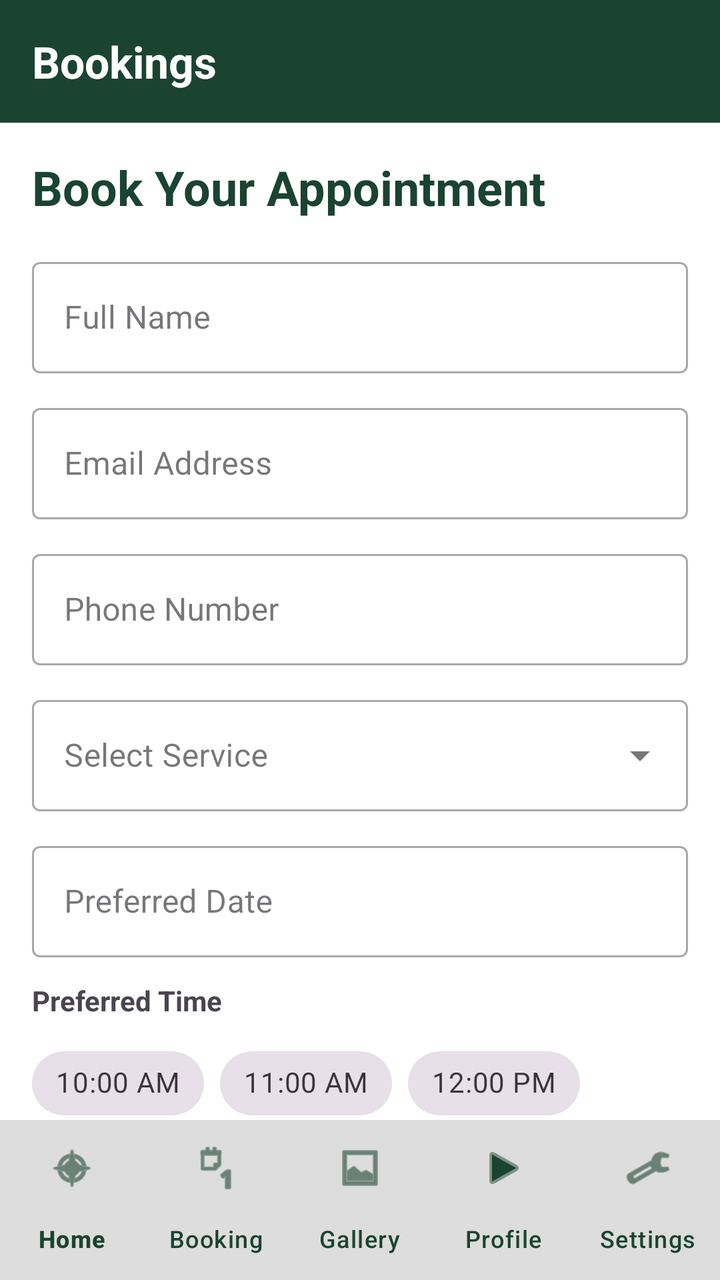
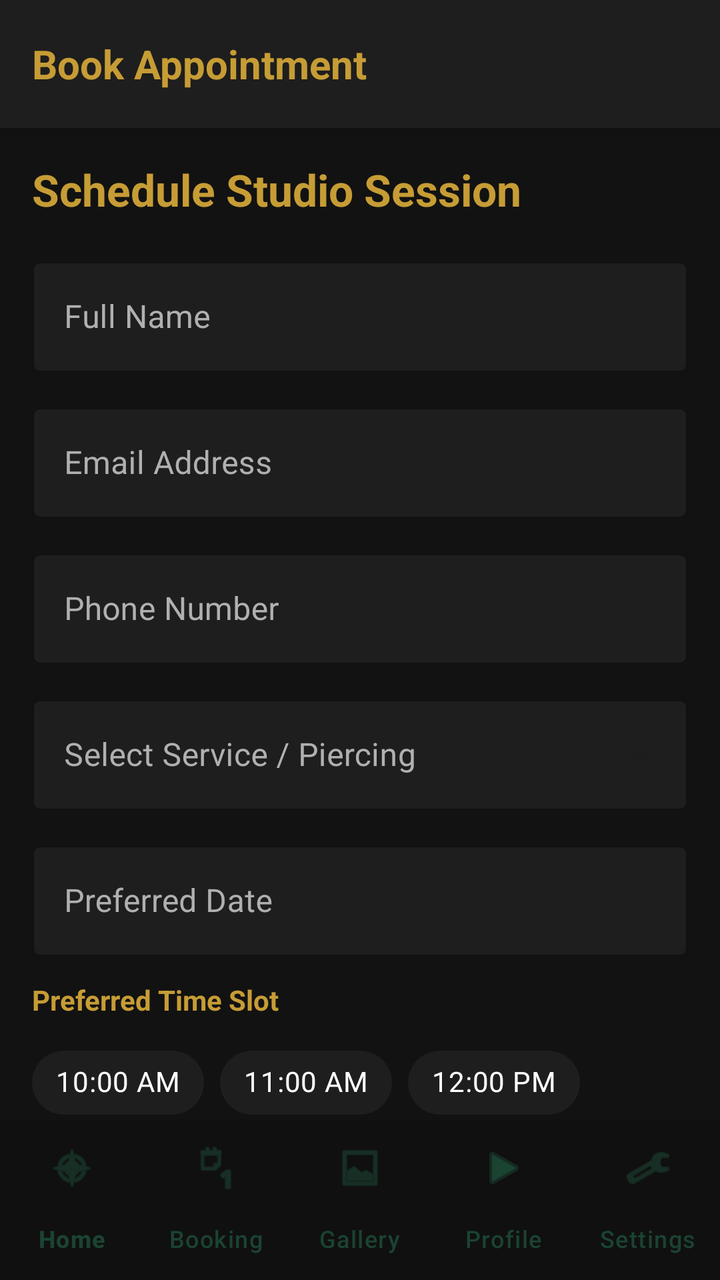

The first picture is an Android layout as it rendered before a commit; the second is the same layout after the commit. The layout source and the unified diff follow.
<!-- AndroidManifest.xml: application theme Theme.Moes -->
<!-- res/layout/activity_booking_screen.xml -->
<?xml version="1.0" encoding="utf-8"?>
<RelativeLayout xmlns:android="http://schemas.android.com/apk/res/android"
    xmlns:app="http://schemas.android.com/apk/res-auto"
    xmlns:tools="http://schemas.android.com/tools"
    android:id="@+id/main"
    android:layout_width="match_parent"
    android:layout_height="match_parent"
    android:background="@color/white"
    tools:context=".BookingScreen">

    <RelativeLayout
        android:id="@+id/navBar"
        android:layout_width="match_parent"
        android:layout_height="wrap_content"
        android:padding="16dp"
        android:background="@color/moes_forest_green">

        <TextView
            android:layout_width="wrap_content"
            android:layout_height="wrap_content"
            android:text="Bookings"
            android:textColor="@color/white"
            android:textSize="22sp"
            android:textStyle="bold" />
    </RelativeLayout>

    <com.google.android.material.bottomnavigation.BottomNavigationView
        android:id="@+id/bottomNavigation"
        android:layout_width="match_parent"
        android:layout_height="wrap_content"
        android:layout_alignParentBottom="true"
        android:background="#22000000"
        app:itemIconTint="@color/moes_forest_green"
        app:itemTextColor="@color/moes_forest_green"
        app:labelVisibilityMode="labeled"
        app:menu="@menu/bottom_nav_menu" />

    <androidx.core.widget.NestedScrollView
        android:layout_width="match_parent"
        android:layout_height="match_parent"
        android:layout_below="@id/navBar"
        android:layout_above="@id/bottomNavigation"
        android:fillViewport="true">

        <LinearLayout
            android:layout_width="match_parent"
            android:layout_height="wrap_content"
            android:orientation="vertical"
            android:padding="16dp">

            <TextView
                android:layout_width="wrap_content"
                android:layout_height="wrap_content"
                android:text="Book Your Appointment"
                android:textColor="@color/moes_forest_green"
                android:textSize="24sp"
                android:textStyle="bold"
                android:layout_marginBottom="16dp" />

            
            <com.google.android.material.textfield.TextInputLayout
                style="@style/Widget.MaterialComponents.TextInputLayout.OutlinedBox"
                android:layout_width="match_parent"
                android:layout_height="wrap_content"
                android:hint="Full Name"
                android:layout_marginBottom="12dp">
                <com.google.android.material.textfield.TextInputEditText
                    android:id="@+id/etName"
                    android:layout_width="match_parent"
                    android:layout_height="wrap_content"
                    android:focusable="false"
                    android:clickable="false" />
            </com.google.android.material.textfield.TextInputLayout>

            
            <com.google.android.material.textfield.TextInputLayout
                style="@style/Widget.MaterialComponents.TextInputLayout.OutlinedBox"
                android:layout_width="match_parent"
                android:layout_height="wrap_content"
                android:hint="Email Address"
                android:layout_marginBottom="12dp">
                <com.google.android.material.textfield.TextInputEditText
                    android:id="@+id/etEmail"
                    android:layout_width="match_parent"
                    android:layout_height="wrap_content"
                    android:focusable="false"
                    android:clickable="false" />
            </com.google.android.material.textfield.TextInputLayout>

            
            <com.google.android.material.textfield.TextInputLayout
                style="@style/Widget.MaterialComponents.TextInputLayout.OutlinedBox"
                android:layout_width="match_parent"
                android:layout_height="wrap_content"
                android:hint="Phone Number"
                android:layout_marginBottom="12dp">
                <com.google.android.material.textfield.TextInputEditText
                    android:id="@+id/etPhone"
                    android:layout_width="match_parent"
                    android:layout_height="wrap_content"
                    android:inputType="phone" />
            </com.google.android.material.textfield.TextInputLayout>

            
            <com.google.android.material.textfield.TextInputLayout
                style="@style/Widget.MaterialComponents.TextInputLayout.OutlinedBox.ExposedDropdownMenu"
                android:layout_width="match_parent"
                android:layout_height="wrap_content"
                android:hint="Select Service"
                android:layout_marginBottom="12dp">
                <AutoCompleteTextView
                    android:id="@+id/spinnerService"
                    android:layout_width="match_parent"
                    android:layout_height="wrap_content"
                    android:inputType="none" />
            </com.google.android.material.textfield.TextInputLayout>

            
            <com.google.android.material.textfield.TextInputLayout
                style="@style/Widget.MaterialComponents.TextInputLayout.OutlinedBox"
                android:layout_width="match_parent"
                android:layout_height="wrap_content"
                android:hint="Preferred Date"
                android:layout_marginBottom="12dp">
                <com.google.android.material.textfield.TextInputEditText
                    android:id="@+id/etDate"
                    android:layout_width="match_parent"
                    android:layout_height="wrap_content"
                    android:focusable="false"
                    android:clickable="true" />
            </com.google.android.material.textfield.TextInputLayout>


            <TextView
                android:layout_width="wrap_content"
                android:layout_height="wrap_content"
                android:text="Preferred Time"
                android:textStyle="bold"
                android:layout_marginBottom="8dp"/>

            <com.google.android.material.chip.ChipGroup
                android:id="@+id/chipGroupTime"
                android:layout_width="match_parent"
                android:layout_height="wrap_content"
                app:singleSelection="true"
                android:layout_marginBottom="12dp">
                <com.google.android.material.chip.Chip android:id="@+id/chip1" style="@style/Widget.MaterialComponents.Chip.Choice" android:layout_width="wrap_content" android:layout_height="wrap_content" android:text="10:00 AM"/>
                <com.google.android.material.chip.Chip android:id="@+id/chip2" style="@style/Widget.MaterialComponents.Chip.Choice" android:layout_width="wrap_content" android:layout_height="wrap_content" android:text="11:00 AM"/>
                <com.google.android.material.chip.Chip style="@style/Widget.MaterialComponents.Chip.Choice" android:layout_width="wrap_content" android:layout_height="wrap_content" android:text="12:00 PM"/>
                <com.google.android.material.chip.Chip style="@style/Widget.MaterialComponents.Chip.Choice" android:layout_width="wrap_content" android:layout_height="wrap_content" android:text="1:00 PM"/>
                <com.google.android.material.chip.Chip style="@style/Widget.MaterialComponents.Chip.Choice" android:layout_width="wrap_content" android:layout_height="wrap_content" android:text="2:00 PM"/>
                <com.google.android.material.chip.Chip style="@style/Widget.MaterialComponents.Chip.Choice" android:layout_width="wrap_content" android:layout_height="wrap_content" android:text="3:00 PM"/>
            </com.google.android.material.chip.ChipGroup>

            
            <com.google.android.material.textfield.TextInputLayout
                style="@style/Widget.MaterialComponents.TextInputLayout.OutlinedBox"
                android:layout_width="match_parent"
                android:layout_height="wrap_content"
                android:hint="Additional Notes"
                android:layout_marginBottom="12dp">
                <com.google.android.material.textfield.TextInputEditText
                    android:id="@+id/etNotes"
                    android:layout_width="match_parent"
                    android:layout_height="wrap_content"
                    android:gravity="top"
                    android:inputType="textMultiLine"
                    android:lines="3" />
            </com.google.android.material.textfield.TextInputLayout>

            

            <com.google.android.material.checkbox.MaterialCheckBox
                android:id="@+id/cbAgree"
                android:layout_width="match_parent"
                android:layout_height="wrap_content"
                android:layout_marginBottom="24dp"
                android:text="I agree to the aftercare instructions" />

            <View
                android:layout_width="match_parent"
                android:layout_height="1dp"
                android:background="#DDDDDD"
                android:layout_marginBottom="24dp"/>



            <Button
                android:id="@+id/btnConfirmBooking"
                android:layout_width="match_parent"
                android:layout_height="56dp"
                android:backgroundTint="@color/moes_forest_green"
                android:text="@string/booking"
                android:textColor="@color/white"
                app:cornerRadius="12dp" />

        </LinearLayout>
    </androidx.core.widget.NestedScrollView>
</RelativeLayout>
<!-- resources referenced by this layout -->
<resources>
  <color name="moes_forest_green">#1B4332</color>
  <color name="white">#FFFFFF</color>
  <string name="booking">Booking</string>
  <style name="Theme.Moes" parent="Theme.Material3.DayNight.NoActionBar">
      
      <item name="colorPrimary">@color/moes_forest_green</item>
      <item name="colorOnPrimary">@color/moes_gold</item>
  
      
      <item name="colorSecondary">@color/moes_gold</item>
      <item name="colorOnSecondary">@color/white</item>
  
      
      <item name="android:windowBackground">@color/moes_cream</item>
      <item name="android:statusBarColor">@color/moes_dark_header</item>
  </style>
  <color name="moes_gold">#C69C35</color>
  <color name="moes_cream">#FDFCF0</color>
  <color name="moes_dark_header">#121212</color>
</resources>

<!-- the commit's change to res/layout/activity_booking_screen.xml (unified diff, before → after) -->
@@ -5,25 +5,29 @@
     android:id="@+id/main"
     android:layout_width="match_parent"
     android:layout_height="match_parent"
-    android:background="@color/white"
+    android:background="@color/dark_bg"
     tools:context=".BookingScreen">
 
+    
     <RelativeLayout
         android:id="@+id/navBar"
         android:layout_width="match_parent"
-        android:layout_height="wrap_content"
-        android:padding="16dp"
-        android:background="@color/moes_forest_green">
+        android:layout_height="64dp"
+        android:background="@color/dark_surface"
+        android:elevation="4dp"
+        android:paddingHorizontal="16dp">
 
         <TextView
             android:layout_width="wrap_content"
             android:layout_height="wrap_content"
-            android:text="Bookings"
-            android:textColor="@color/white"
-            android:textSize="22sp"
+            android:layout_centerVertical="true"
+            android:text="Book Appointment"
+            android:textColor="@color/moes_gold"
+            android:textSize="20sp"
             android:textStyle="bold" />
     </RelativeLayout>
 
+    
     <com.google.android.material.bottomnavigation.BottomNavigationView
         android:id="@+id/bottomNavigation"
         android:layout_width="match_parent"
@@ -38,8 +42,8 @@
     <androidx.core.widget.NestedScrollView
         android:layout_width="match_parent"
         android:layout_height="match_parent"
+        android:layout_above="@id/bottomNavigation"
         android:layout_below="@id/navBar"
-        android:layout_above="@id/bottomNavigation"
         android:fillViewport="true">
 
         <LinearLayout
@@ -51,54 +55,72 @@
             <TextView
                 android:layout_width="wrap_content"
                 android:layout_height="wrap_content"
-                android:text="Book Your Appointment"
-                android:textColor="@color/moes_forest_green"
-                android:textSize="24sp"
-                android:textStyle="bold"
-                android:layout_marginBottom="16dp" />
-
-            
-            <com.google.android.material.textfield.TextInputLayout
-                style="@style/Widget.MaterialComponents.TextInputLayout.OutlinedBox"
-                android:layout_width="match_parent"
-                android:layout_height="wrap_content"
+                android:layout_marginBottom="16dp"
+                android:text="Schedule Studio Session"
+                android:textColor="@color/moes_gold"
+                android:textSize="22sp"
+                android:textStyle="bold" />
+
+            
+            <com.google.android.material.textfield.TextInputLayout
+                style="@style/Widget.MaterialComponents.TextInputLayout.OutlinedBox"
+                android:layout_width="match_parent"
+                android:layout_height="wrap_content"
+                android:layout_marginBottom="12dp"
                 android:hint="Full Name"
-                android:layout_marginBottom="12dp">
+                android:textColorHint="#B0B0B0"
+                app:boxBackgroundColor="@color/dark_surface"
+                app:boxStrokeColor="@color/moes_gold"
+                app:hintTextColor="@color/moes_gold">
+
                 <com.google.android.material.textfield.TextInputEditText
                     android:id="@+id/etName"
                     android:layout_width="match_parent"
                     android:layout_height="wrap_content"
+                    android:clickable="false"
                     android:focusable="false"
-                    android:clickable="false" />
-            </com.google.android.material.textfield.TextInputLayout>
-
-            
-            <com.google.android.material.textfield.TextInputLayout
-                style="@style/Widget.MaterialComponents.TextInputLayout.OutlinedBox"
-                android:layout_width="match_parent"
-                android:layout_height="wrap_content"
+                    android:textColor="@color/white" />
+            </com.google.android.material.textfield.TextInputLayout>
+
+            
+            <com.google.android.material.textfield.TextInputLayout
+                style="@style/Widget.MaterialComponents.TextInputLayout.OutlinedBox"
+                android:layout_width="match_parent"
+                android:layout_height="wrap_content"
+                android:layout_marginBottom="12dp"
                 android:hint="Email Address"
-                android:layout_marginBottom="12dp">
+                android:textColorHint="#B0B0B0"
+                app:boxBackgroundColor="@color/dark_surface"
+                app:boxStrokeColor="@color/moes_gold"
+                app:hintTextColor="@color/moes_gold">
+
                 <com.google.android.material.textfield.TextInputEditText
                     android:id="@+id/etEmail"
                     android:layout_width="match_parent"
                     android:layout_height="wrap_content"
+                    android:clickable="false"
                     android:focusable="false"
-                    android:clickable="false" />
-            </com.google.android.material.textfield.TextInputLayout>
-
-            
-            <com.google.android.material.textfield.TextInputLayout
-                style="@style/Widget.MaterialComponents.TextInputLayout.OutlinedBox"
-                android:layout_width="match_parent"
-                android:layout_height="wrap_content"
+                    android:textColor="@color/white" />
+            </com.google.android.material.textfield.TextInputLayout>
+
+            
+            <com.google.android.material.textfield.TextInputLayout
+                style="@style/Widget.MaterialComponents.TextInputLayout.OutlinedBox"
+                android:layout_width="match_parent"
+                android:layout_height="wrap_content"
+                android:layout_marginBottom="12dp"
                 android:hint="Phone Number"
-                android:layout_marginBottom="12dp">
+                android:textColorHint="#B0B0B0"
+                app:boxBackgroundColor="@color/dark_surface"
+                app:boxStrokeColor="@color/moes_gold"
+                app:hintTextColor="@color/moes_gold">
+
                 <com.google.android.material.textfield.TextInputEditText
                     android:id="@+id/etPhone"
                     android:layout_width="match_parent"
                     android:layout_height="wrap_content"
-                    android:inputType="phone" />
+                    android:inputType="phone"
+                    android:textColor="@color/white" />
             </com.google.android.material.textfield.TextInputLayout>
 
             
@@ -106,50 +128,118 @@
                 style="@style/Widget.MaterialComponents.TextInputLayout.OutlinedBox.ExposedDropdownMenu"
                 android:layout_width="match_parent"
                 android:layout_height="wrap_content"
-                android:hint="Select Service"
-                android:layout_marginBottom="12dp">
+                android:layout_marginBottom="12dp"
+                android:hint="Select Service / Piercing"
+                android:textColorHint="#B0B0B0"
+                app:boxBackgroundColor="@color/dark_surface"
+                app:boxStrokeColor="@color/moes_gold"
+                app:hintTextColor="@color/moes_gold">
+
                 <AutoCompleteTextView
                     android:id="@+id/spinnerService"
                     android:layout_width="match_parent"
                     android:layout_height="wrap_content"
-                    android:inputType="none" />
-            </com.google.android.material.textfield.TextInputLayout>
-
-            
-            <com.google.android.material.textfield.TextInputLayout
-                style="@style/Widget.MaterialComponents.TextInputLayout.OutlinedBox"
-                android:layout_width="match_parent"
-                android:layout_height="wrap_content"
+                    android:inputType="none"
+                    android:textColor="@color/white" />
+            </com.google.android.material.textfield.TextInputLayout>
+
+            
+            <com.google.android.material.textfield.TextInputLayout
+                style="@style/Widget.MaterialComponents.TextInputLayout.OutlinedBox"
+                android:layout_width="match_parent"
+                android:layout_height="wrap_content"
+                android:layout_marginBottom="12dp"
                 android:hint="Preferred Date"
-                android:layout_marginBottom="12dp">
+                android:textColorHint="#B0B0B0"
+                app:boxBackgroundColor="@color/dark_surface"
+                app:boxStrokeColor="@color/moes_gold"
+                app:hintTextColor="@color/moes_gold">
+
                 <com.google.android.material.textfield.TextInputEditText
                     android:id="@+id/etDate"
                     android:layout_width="match_parent"
                     android:layout_height="wrap_content"
+                    android:clickable="true"
                     android:focusable="false"
-                    android:clickable="true" />
-            </com.google.android.material.textfield.TextInputLayout>
-
+                    android:textColor="@color/white" />
+            </com.google.android.material.textfield.TextInputLayout>
 
             <TextView
                 android:layout_width="wrap_content"
                 android:layout_height="wrap_content"
-                android:text="Preferred Time"
-                android:textStyle="bold"
-                android:layout_marginBottom="8dp"/>
+                android:layout_marginBottom="8dp"
+                android:text="Preferred Time Slot"
+                android:textColor="@color/moes_gold"
+                android:textSize="14sp"
+                android:textStyle="bold" />
 
             <com.google.android.material.chip.ChipGroup
                 android:id="@+id/chipGroupTime"
                 android:layout_width="match_parent"
                 android:layout_height="wrap_content"
-                app:singleSelection="true"
-                android:layout_marginBottom="12dp">
-                <com.google.android.material.chip.Chip android:id="@+id/chip1" style="@style/Widget.MaterialComponents.Chip.Choice" android:layout_width="wrap_content" android:layout_height="wrap_content" android:text="10:00 AM"/>
-                <com.google.android.material.chip.Chip android:id="@+id/chip2" style="@style/Widget.MaterialComponents.Chip.Choice" android:layout_width="wrap_content" android:layout_height="wrap_content" android:text="11:00 AM"/>
-                <com.google.android.material.chip.Chip style="@style/Widget.MaterialComponents.Chip.Choice" android:layout_width="wrap_content" android:layout_height="wrap_content" android:text="12:00 PM"/>
-                <com.google.android.material.chip.Chip style="@style/Widget.MaterialComponents.Chip.Choice" android:layout_width="wrap_content" android:layout_height="wrap_content" android:text="1:00 PM"/>
-                <com.google.android.material.chip.Chip style="@style/Widget.MaterialComponents.Chip.Choice" android:layout_width="wrap_content" android:layout_height="wrap_content" android:text="2:00 PM"/>
-                <com.google.android.material.chip.Chip style="@style/Widget.MaterialComponents.Chip.Choice" android:layout_width="wrap_content" android:layout_height="wrap_content" android:text="3:00 PM"/>
+                android:layout_marginBottom="16dp"
+                app:singleSelection="true">
+
+                <com.google.android.material.chip.Chip
+                    android:id="@+id/chip1"
+                    style="@style/Widget.MaterialComponents.Chip.Choice"
+                    android:layout_width="wrap_content"
+                    android:layout_height="wrap_content"
+                    android:text="10:00 AM"
+                    android:textColor="@color/white"
+                    app:chipBackgroundColor="@color/dark_surface"
+                    app:chipStrokeColor="@color/moes_gold" />
+
+                <com.google.android.material.chip.Chip
+                    android:id="@+id/chip2"
+                    style="@style/Widget.MaterialComponents.Chip.Choice"
+                    android:layout_width="wrap_content"
+                    android:layout_height="wrap_content"
+                    android:text="11:00 AM"
+                    android:textColor="@color/white"
+                    app:chipBackgroundColor="@color/dark_surface"
+                    app:chipStrokeColor="@color/moes_gold" />
+
+                <com.google.android.material.chip.Chip
+                    android:id="@+id/chip3"
+                    style="@style/Widget.MaterialComponents.Chip.Choice"
+                    android:layout_width="wrap_content"
+                    android:layout_height="wrap_content"
+                    android:text="12:00 PM"
+                    android:textColor="@color/white"
+                    app:chipBackgroundColor="@color/dark_surface"
+                    app:chipStrokeColor="@color/moes_gold" />
+
+                <com.google.android.material.chip.Chip
+                    android:id="@+id/chip4"
+                    style="@style/Widget.MaterialComponents.Chip.Choice"
+                    android:layout_width="wrap_content"
+                    android:layout_height="wrap_content"
+                    android:text="01:00 PM"
+                    android:textColor="@color/white"
+                    app:chipBackgroundColor="@color/dark_surface"
+                    app:chipStrokeColor="@color/moes_gold" />
+
+                <com.google.android.material.chip.Chip
+                    android:id="@+id/chip5"
+                    style="@style/Widget.MaterialComponents.Chip.Choice"
+                    android:layout_width="wrap_content"
+                    android:layout_height="wrap_content"
+                    android:text="02:00 PM"
+                    android:textColor="@color/white"
+                    app:chipBackgroundColor="@color/dark_surface"
+                    app:chipStrokeColor="@color/moes_gold" />
+
+                <com.google.android.material.chip.Chip
+                    android:id="@+id/chip6"
+                    style="@style/Widget.MaterialComponents.Chip.Choice"
+                    android:layout_width="wrap_content"
+                    android:layout_height="wrap_content"
+                    android:text="03:00 PM"
+                    android:textColor="@color/white"
+                    app:chipBackgroundColor="@color/dark_surface"
+                    app:chipStrokeColor="@color/moes_gold" />
+
             </com.google.android.material.chip.ChipGroup>
 
             
@@ -157,41 +247,42 @@
                 style="@style/Widget.MaterialComponents.TextInputLayout.OutlinedBox"
                 android:layout_width="match_parent"
                 android:layout_height="wrap_content"
-                android:hint="Additional Notes"
-                android:layout_marginBottom="12dp">
+                android:layout_marginBottom="12dp"
+                android:hint="Additional Notes / Requests"
+                android:textColorHint="#B0B0B0"
+                app:boxBackgroundColor="@color/dark_surface"
+                app:boxStrokeColor="@color/moes_gold"
+                app:hintTextColor="@color/moes_gold">
+
                 <com.google.android.material.textfield.TextInputEditText
                     android:id="@+id/etNotes"
                     android:layout_width="match_parent"
                     android:layout_height="wrap_content"
                     android:gravity="top"
                     android:inputType="textMultiLine"
-                    android:lines="3" />
-            </com.google.android.material.textfield.TextInputLayout>
-
-            
-
+                    android:lines="3"
+                    android:textColor="@color/white" />
+            </com.google.android.material.textfield.TextInputLayout>
+
+            
             <com.google.android.material.checkbox.MaterialCheckBox
                 android:id="@+id/cbAgree"
                 android:layout_width="match_parent"
                 android:layout_height="wrap_content"
                 android:layout_marginBottom="24dp"
-                android:text="I agree to the aftercare instructions" />
-
-            <View
-                android:layout_width="match_parent"
-                android:layout_height="1dp"
-                android:background="#DDDDDD"
-                android:layout_marginBottom="24dp"/>
-
-
+                android:text="I agree to the studio hygiene &amp; aftercare guidelines"
+                android:textColor="#E0E0E0"
+                app:buttonTint="@color/moes_gold" />
 
             <Button
                 android:id="@+id/btnConfirmBooking"
                 android:layout_width="match_parent"
                 android:layout_height="56dp"
-                android:backgroundTint="@color/moes_forest_green"
-                android:text="@string/booking"
+                android:backgroundTint="#1B5E20"
+                android:text="Confirm Studio Booking"
                 android:textColor="@color/white"
+                android:textSize="16sp"
+                android:textStyle="bold"
                 app:cornerRadius="12dp" />
 
         </LinearLayout>
<!-- resource entries referenced after the edit -->
@@ -1,8 +1,9 @@
 <!-- resources referenced by this layout -->
 <resources>
+  <color name="dark_bg">#121212</color>
+  <color name="dark_surface">#1E1E1E</color>
   <color name="moes_forest_green">#1B4332</color>
   <color name="white">#FFFFFF</color>
-  <string name="booking">Booking</string>
   <style name="Theme.Moes" parent="Theme.Material3.DayNight.NoActionBar">
       
       <item name="colorPrimary">@color/moes_forest_green</item>
